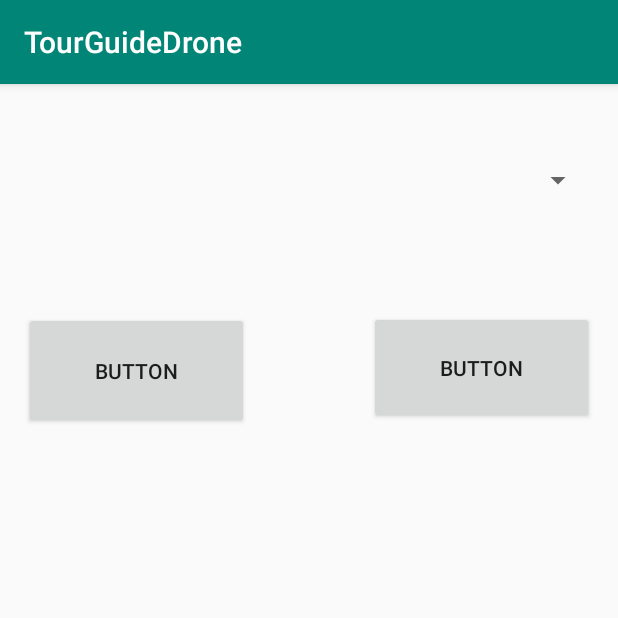
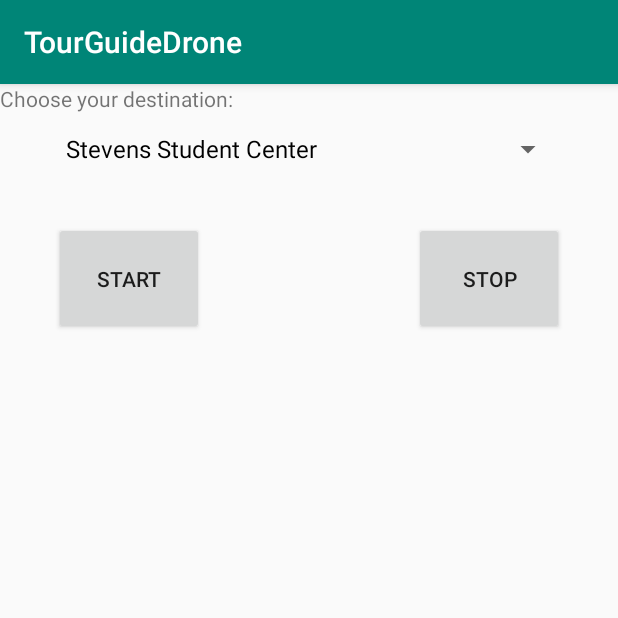
Before and after one commit to SparklyPineapple/TourGuideDrone, an Android app: the screen it shows after launch (MainActivity), on a phone screen of 412 x 824 dp, the top half of it. Run offline under Robolectric (Android 15) with nearby library versions, the phone set to English and light mode, and no system bars.

Commit message:
destination drop down menu made + has stuff in it. UI configured

```diff
--- a/app/src/main/java/com/example/tourguidedrone/MainActivity.java
+++ b/app/src/main/java/com/example/tourguidedrone/MainActivity.java
@@ -12,12 +12,15 @@ public class MainActivity extends AppCompatActivity {
         super.onCreate(savedInstanceState);
         setContentView(R.layout.activity_main);
 
+        //set up the choices for the dropdown destination list
+
         Spinner selectDestList = findViewById(R.id.selectDestList);
         String[] destListString = new String[] {"Stevens Student Center", "Dixon Ministry Center",
                 "Center for Biblical and Theological Studies", "Engineering and Science Center",
                 "Health and Science Center"};
-        ArrayAdapter<String> selectDestListAdapter = new ArrayAdapter<String>(MainActivity.this
+        ArrayAdapter<String> selectDestListAdapter = new ArrayAdapter<String>(this,
                 android.R.layout.simple_spinner_dropdown_item, destListString);
+        selectDestList.setAdapter(selectDestListAdapter);
 
     }
 }
--- a/app/src/main/res/layout/activity_main.xml
+++ b/app/src/main/res/layout/activity_main.xml
@@ -9,40 +9,49 @@
     <Spinner
         android:id="@+id/selectDestList"
         android:layout_width="0dp"
-        android:layout_height="27dp"
-        android:layout_marginStart="16dp"
-        android:layout_marginLeft="16dp"
-        android:layout_marginTop="32dp"
-        android:layout_marginEnd="16dp"
-        android:layout_marginRight="16dp"
-        android:layout_marginBottom="56dp"
-        android:spinnerMode="dropdown"
-        app:layout_constraintBottom_toTopOf="@+id/startButton"
+        android:layout_height="wrap_content"
+        android:layout_marginStart="36dp"
+        android:layout_marginLeft="36dp"
+        android:layout_marginEnd="36dp"
+        android:layout_marginRight="36dp"
+        android:spinnerMode="dialog"
         app:layout_constraintEnd_toEndOf="parent"
-        app:layout_constraintHorizontal_bias="0.61"
+        app:layout_constraintHorizontal_bias="0.0"
+        app:layout_constraintStart_toStartOf="parent"
+        app:layout_constraintTop_toBottomOf="@+id/textView" />
+
+    <Button
+        android:id="@+id/startButton"
+        android:layout_width="100dp"
+        android:layout_height="75dp"
+        android:layout_marginStart="36dp"
+        android:layout_marginLeft="36dp"
+        android:layout_marginTop="92dp"
+        android:text="Start"
         app:layout_constraintStart_toStartOf="parent"
         app:layout_constraintTop_toTopOf="parent" />
 
     <Button
-        android:id="@+id/startButton"
-        android:layout_width="150dp"
-        android:layout_height="78dp"
+        android:id="@+id/stopButton"
+        android:layout_width="100dp"
+        android:layout_height="75dp"
         android:layout_marginStart="16dp"
         android:layout_marginLeft="16dp"
-        android:layout_marginBottom="538dp"
-        android:text="Button"
-        app:layout_constraintBottom_toBottomOf="parent"
-        app:layout_constraintStart_toStartOf="parent" />
+        android:layout_marginTop="92dp"
+        android:layout_marginEnd="36dp"
+        android:layout_marginRight="36dp"
+        android:text="Stop"
+        app:layout_constraintEnd_toEndOf="parent"
+        app:layout_constraintHorizontal_bias="1.0"
+        app:layout_constraintStart_toEndOf="@+id/startButton"
+        app:layout_constraintTop_toTopOf="parent" />
 
-    <Button
-        android:id="@+id/stopButton"
-        android:layout_width="150dp"
-        android:layout_height="75dp"
-        android:layout_marginEnd="16dp"
-        android:layout_marginRight="16dp"
-        android:layout_marginBottom="541dp"
-        android:text="Button"
-        app:layout_constraintBottom_toBottomOf="parent"
-        app:layout_constraintEnd_toEndOf="parent" />
+    <TextView
+        android:id="@+id/textView"
+        android:layout_width="0dp"
+        android:layout_height="wrap_content"
+        android:text="Choose your destination:"
+        tools:layout_editor_absoluteX="16dp"
+        tools:layout_editor_absoluteY="40dp" />
 
 </android.support.constraint.ConstraintLayout>
--- a/app/src/main/res/values/strings.xml
+++ b/app/src/main/res/values/strings.xml
@@ -2,11 +2,11 @@
     <string name="app_name">TourGuideDrone</string>
 
     <string-array name="destinationList">
-        <item></item>
-        <item></item>
-        <item></item>
-        <item></item>
-        <item></item>
+        <item>Stevens Student Center</item>
+        <item>Dixon Ministry Center</item>
+        <item>Center for Biblical and Theological Studies</item>
+        <item>Engineering and Science Center</item>
+        <item>Health and Science Center</item>
     </string-array>
 
 </resources>
```
